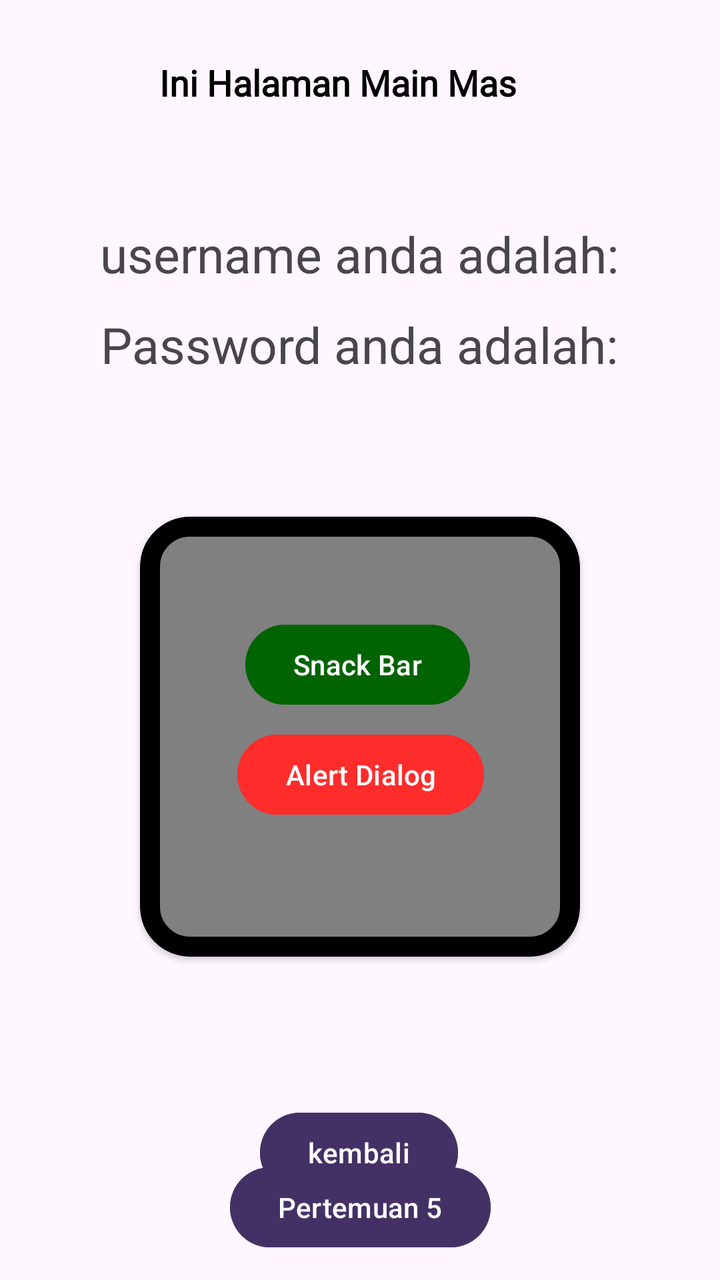
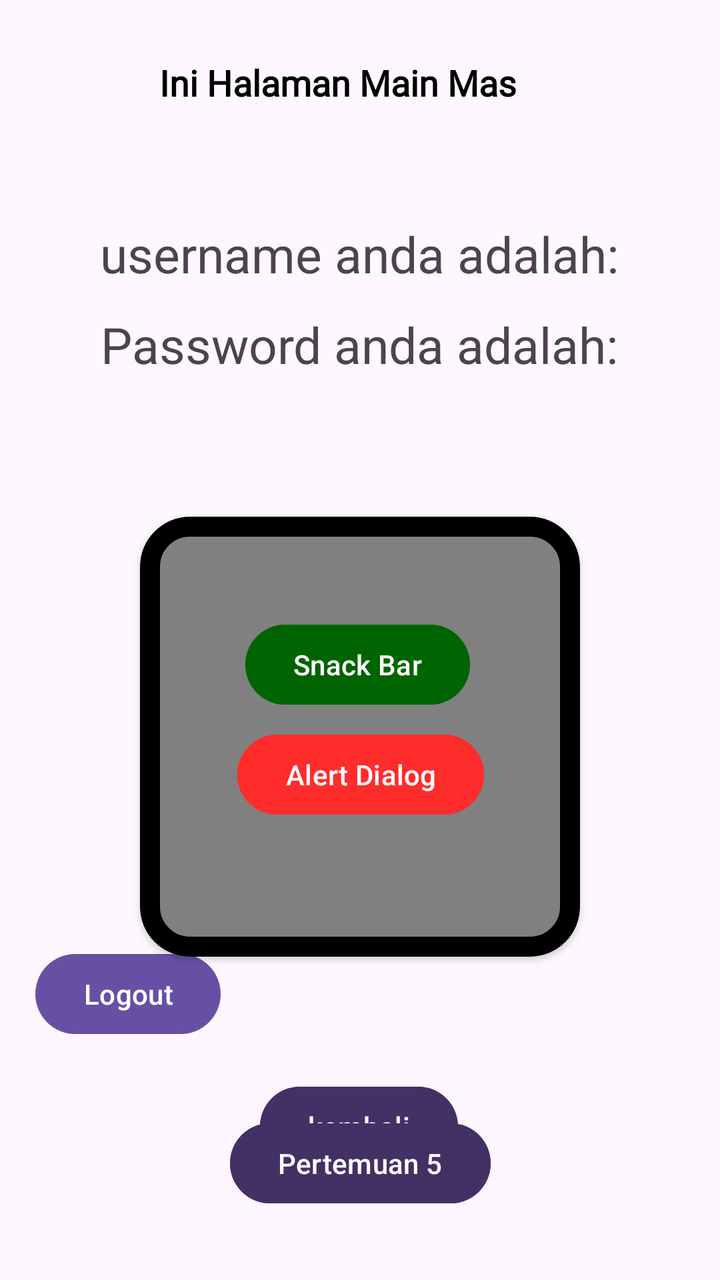

An Android layout rendered at two revisions. The XML below is the earlier revision; the diff shows what the commit changed to produce the second picture.
<!-- AndroidManifest.xml: application theme Theme.Zaki_Yasri_3TIB -->
<!-- res/layout/activity_main.xml -->
<?xml version="1.0" encoding="utf-8"?>
<androidx.constraintlayout.widget.ConstraintLayout xmlns:android="http://schemas.android.com/apk/res/android"
    xmlns:app="http://schemas.android.com/apk/res-auto"
    xmlns:tools="http://schemas.android.com/tools"
    android:id="@+id/main"
    android:layout_width="match_parent"
    android:layout_height="match_parent"
    tools:context=".MainActivity">

    <TextView
        android:id="@+id/textView"
        android:layout_width="200dp"
        android:layout_height="45dp"
        android:fontFamily="@font/masfuad"
        android:text="Ini Halaman Main Mas"
        android:textColor="@color/black"
        android:textSize="18dp"
        android:textStyle="bold"
        app:layout_constraintBottom_toBottomOf="parent"
        app:layout_constraintEnd_toEndOf="parent"
        app:layout_constraintHorizontal_bias="0.497"
        app:layout_constraintStart_toStartOf="parent"
        app:layout_constraintTop_toTopOf="parent"
        app:layout_constraintVertical_bias="0.049" />

    <TextView
        android:id="@+id/txtusername"
        android:layout_width="wrap_content"
        android:layout_height="wrap_content"
        android:layout_marginTop="110dp"
        android:text="username anda adalah:"
        android:textSize="25sp"
        app:layout_constraintBottom_toBottomOf="parent"
        app:layout_constraintEnd_toEndOf="parent"
        app:layout_constraintHorizontal_bias="0.496"
        app:layout_constraintStart_toStartOf="parent"
        app:layout_constraintTop_toTopOf="parent"
        app:layout_constraintVertical_bias="0.0" />

    <TextView
        android:id="@+id/txtupassword"
        android:layout_width="wrap_content"
        android:layout_height="wrap_content"
        android:layout_marginTop="123dp"
        android:text="Password anda adalah:"
        android:textSize="25sp"
        app:layout_constraintBottom_toBottomOf="parent"
        app:layout_constraintEnd_toEndOf="parent"
        app:layout_constraintHorizontal_bias="0.496"
        app:layout_constraintStart_toStartOf="parent"
        app:layout_constraintTop_toTopOf="parent"
        app:layout_constraintVertical_bias="0.067" />

    <com.google.android.material.card.MaterialCardView
        android:id="@+id/materialCardView"
        android:layout_width="220dp"
        android:layout_height="220dp"
        app:cardBackgroundColor="#808080"
        app:cardElevation="2dp"
        app:strokeColor="@color/black"
        app:strokeWidth="10dp"
        app:cardCornerRadius="25dp"
        app:layout_constraintBottom_toBottomOf="parent"
        app:layout_constraintEnd_toEndOf="parent"
        app:layout_constraintStart_toStartOf="parent"
        app:layout_constraintTop_toBottomOf="@+id/txtupassword"
        app:layout_constraintVertical_bias="0.3">

        <androidx.constraintlayout.widget.ConstraintLayout
            android:layout_width="match_parent"
            android:layout_height="match_parent"
            android:layout_margin="10dp">

            <Button
                android:id="@+id/btn2"
                android:layout_width="wrap_content"
                android:layout_height="wrap_content"
                android:backgroundTint="#006400"
                android:text="Snack Bar"
                app:layout_constraintBottom_toBottomOf="parent"
                app:layout_constraintEnd_toEndOf="parent"
                app:layout_constraintHorizontal_bias="0.488"
                app:layout_constraintStart_toStartOf="parent"
                app:layout_constraintTop_toTopOf="parent"
                app:layout_constraintVertical_bias="0.263" />

            <Button
                android:id="@+id/btn"
                android:layout_width="wrap_content"
                android:layout_height="wrap_content"
                android:backgroundTint="#FF2C2C"
                android:text="Alert Dialog"
                app:layout_constraintBottom_toBottomOf="parent"
                app:layout_constraintEnd_toEndOf="parent"
                app:layout_constraintHorizontal_bias="0.506"
                app:layout_constraintStart_toStartOf="parent"
                app:layout_constraintTop_toTopOf="parent"
                app:layout_constraintVertical_bias="0.625" />


        </androidx.constraintlayout.widget.ConstraintLayout>

    </com.google.android.material.card.MaterialCardView>

    <Button
        android:id="@+id/btnkembali"
        android:layout_width="wrap_content"
        android:layout_height="wrap_content"
        android:layout_marginTop="384dp"
        android:backgroundTint="@color/button"
        android:text="kembali"
        app:layout_constraintBottom_toBottomOf="parent"
        app:layout_constraintEnd_toEndOf="parent"
        app:layout_constraintHorizontal_bias="0.498"
        app:layout_constraintStart_toStartOf="parent"
        app:layout_constraintTop_toTopOf="@+id/txtupassword"
        app:layout_constraintVertical_bias="0.248" />

    <Button
        android:id="@+id/btnToLima"
        android:layout_width="wrap_content"
        android:layout_height="wrap_content"
        android:layout_marginTop="384dp"
        android:backgroundTint="@color/button"
        android:text="Pertemuan 5"
        app:layout_constraintBottom_toBottomOf="parent"
        app:layout_constraintEnd_toEndOf="parent"
        app:layout_constraintStart_toStartOf="parent"
        app:layout_constraintTop_toTopOf="@+id/txtupassword"
        app:layout_constraintVertical_bias="0.766" />
</androidx.constraintlayout.widget.ConstraintLayout>
<!-- resources referenced by this layout -->
<resources>
  <color name="black">#FF000000</color>
  <color name="button">#433166</color>
  <style name="Theme.Zaki_Yasri_3TIB" parent="Base.Theme.Zaki_Yasri_3TIB" />
  <style name="Base.Theme.Zaki_Yasri_3TIB" parent="Theme.Material3.DayNight.NoActionBar">
          
          
      </style>
</resources>

<!-- the commit's change to res/layout/activity_main.xml (unified diff, before → after) -->
@@ -114,7 +114,7 @@
         app:layout_constraintHorizontal_bias="0.498"
         app:layout_constraintStart_toStartOf="parent"
         app:layout_constraintTop_toTopOf="@+id/txtupassword"
-        app:layout_constraintVertical_bias="0.248" />
+        app:layout_constraintVertical_bias="0.0" />
 
     <Button
         android:id="@+id/btnToLima"
@@ -127,5 +127,29 @@
         app:layout_constraintEnd_toEndOf="parent"
         app:layout_constraintStart_toStartOf="parent"
         app:layout_constraintTop_toTopOf="@+id/txtupassword"
-        app:layout_constraintVertical_bias="0.766" />
+        app:layout_constraintVertical_bias="0.35" />
+
+    <Button
+        android:id="@+id/btnLogout"
+        android:layout_width="wrap_content"
+        android:layout_height="wrap_content"
+        android:text="Logout"
+        app:layout_constraintBottom_toBottomOf="parent"
+        app:layout_constraintEnd_toStartOf="@+id/btnkembali"
+        app:layout_constraintHorizontal_bias="0.476"
+        app:layout_constraintStart_toStartOf="parent"
+        app:layout_constraintTop_toTopOf="parent"
+        app:layout_constraintVertical_bias="0.799" />
+
+    <Button
+        android:id="@+id/btnToSix"
+        android:layout_width="wrap_content"
+        android:layout_height="wrap_content"
+        android:layout_marginTop="1dp"
+        android:layout_marginBottom="40dp"
+        android:text="Pertemuan 6"
+        app:layout_constraintBottom_toBottomOf="parent"
+        app:layout_constraintEnd_toEndOf="parent"
+        app:layout_constraintStart_toStartOf="parent"
+        app:layout_constraintTop_toBottomOf="@+id/btnToLima" />
 </androidx.constraintlayout.widget.ConstraintLayout>
